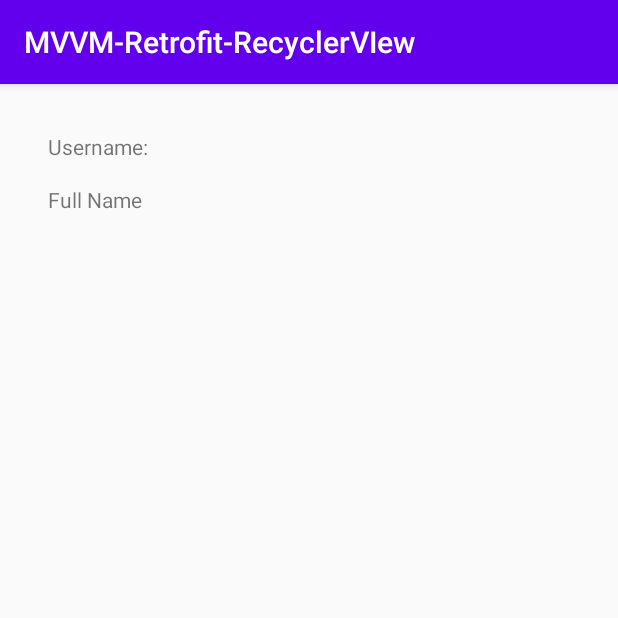
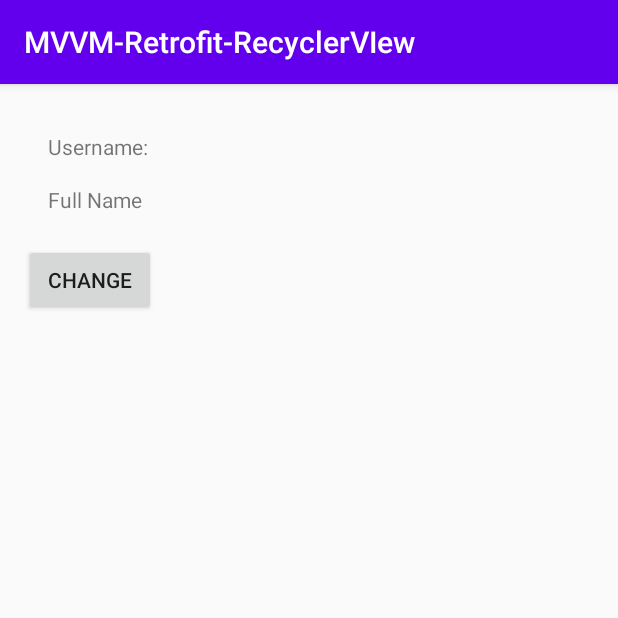
Before and after one commit to mbobiosio/MVVM-Retrofit-RecyclerVIew, an Android app: the UserProfile screen opened directly, with no data from a screen before it, on a phone screen of 412 x 824 dp, the top half of it. Run offline under Robolectric (Android 15) with nearby library versions, the phone set to English and light mode, and no system bars; our stand-ins replace ButterKnife; network calls fail.

Commit message:
Add dynamic user profile

```diff
--- a/app/src/main/java/com/mbobiosio/mvvm/AppRepository.java
+++ b/app/src/main/java/com/mbobiosio/mvvm/AppRepository.java
@@ -26,9 +26,7 @@ public class AppRepository {
         mAPIService = ProfileAPIBuilder.getClient().create(APIService.class);
     }
 
-    public LiveData<User> userProfile(int user, int id) {
-        final MutableLiveData<User> userMutableLiveData = new MutableLiveData<>();
-
+    public void userProfile(int user, int id, MutableLiveData<User> userMutableLiveData) {
         mAPIService.getUserProfile(user, id)
                 .enqueue(new Callback<User>() {
                     @Override
@@ -41,9 +39,6 @@ public class AppRepository {
 
                     }
                 });
-
-        return userMutableLiveData;
-
     }
 
 }
--- a/app/src/main/java/com/mbobiosio/mvvm/ui/activity/UserProfile.java
+++ b/app/src/main/java/com/mbobiosio/mvvm/ui/activity/UserProfile.java
@@ -22,24 +22,40 @@ public class UserProfile extends AppCompatActivity {
     @BindView(R.id.name)
     TextView mFullName;
 
+    private ProfileViewModel viewModel;
+
     @Override
     protected void onCreate(Bundle savedInstanceState) {
         super.onCreate(savedInstanceState);
         setContentView(R.layout.activity_user_profile);
         ButterKnife.bind(this);
 
-        final ProfileViewModel viewModel = ViewModelProviders.of(this).get(ProfileViewModel.class);
-        userProfile(viewModel);
+        viewModel = ViewModelProviders.of(this).get(ProfileViewModel.class);
+        userProfile();
 
     }
 
-    private void userProfile(ProfileViewModel viewModel) {
-        viewModel.getUser().observe(this, new Observer<User>() {
+    private void userProfile() {
+        viewModel.getUserObservable().observe(this, new Observer<User>() {
             @Override
             public void onChanged(User user) {
-                mUsername.setText(user.getUsername());
-                mFullName.setText(user.getName());
+                if (user != null) {
+                    mUsername.setText(user.getUsername());
+                    mFullName.setText(user.getName());
+                } else {
+                    mUsername.setText("Error");
+                    mFullName.setText("Error");
+                }
             }
         });
+
+        viewModel.getUser(1, 1);
+    }
+
+    public void changeUser(android.view.View view) {
+        java.util.Random random = new java.util.Random();
+        int user = random.nextInt(2) + 1;
+        int id = random.nextInt(5) + 1;
+        viewModel.getUser(user, id);
     }
 }
--- a/app/src/main/java/com/mbobiosio/mvvm/views/ProfileViewModel.java
+++ b/app/src/main/java/com/mbobiosio/mvvm/views/ProfileViewModel.java
@@ -1,6 +1,7 @@
 package com.mbobiosio.mvvm.views;
 
 import androidx.lifecycle.LiveData;
+import androidx.lifecycle.MutableLiveData;
 import androidx.lifecycle.ViewModel;
 
 import com.mbobiosio.mvvm.AppRepository;
@@ -13,16 +14,20 @@ import com.mbobiosio.mvvm.model.User;
  * Nigeria.
  */
 public class ProfileViewModel extends ViewModel {
+    private AppRepository repository;
 
-    private LiveData<User> mUserLiveData = null;
+    private MutableLiveData<User> mUser = new MutableLiveData<>();
+    private LiveData<User> mUserLiveData = mUser;
 
     public ProfileViewModel() {
-        AppRepository repository = new AppRepository();
-        mUserLiveData = repository.userProfile(1, 1);
+        repository = new AppRepository();
     }
 
-    public LiveData<User> getUser() {
+    public LiveData<User> getUserObservable() {
         return mUserLiveData;
     }
 
+    public void getUser(int user, int id) {
+        repository.userProfile(user, id, mUser);
+    }
 }
--- a/app/src/main/res/layout/activity_user_profile.xml
+++ b/app/src/main/res/layout/activity_user_profile.xml
@@ -45,4 +45,16 @@
         app:layout_constraintStart_toStartOf="@+id/username"
         app:layout_constraintTop_toTopOf="@+id/textView2"
         tools:text="Mbuodile Obiosio" />
+
+    <Button
+        android:id="@+id/change"
+        android:layout_width="wrap_content"
+        android:layout_height="wrap_content"
+        android:text="CHANGE"
+        app:layout_constraintTop_toBottomOf="@id/name"
+        app:layout_constraintStart_toStartOf="parent"
+        android:layout_marginTop="20dp"
+        android:layout_marginStart="16dp"
+        android:layout_marginLeft="16dp"
+        android:onClick="changeUser"/>
 </androidx.constraintlayout.widget.ConstraintLayout>
```
